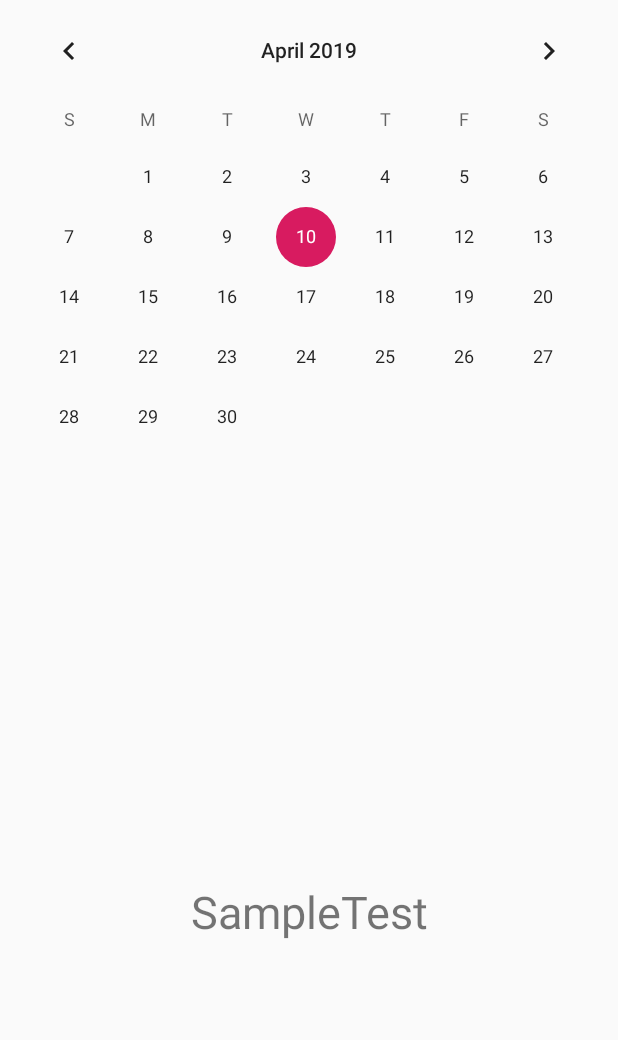
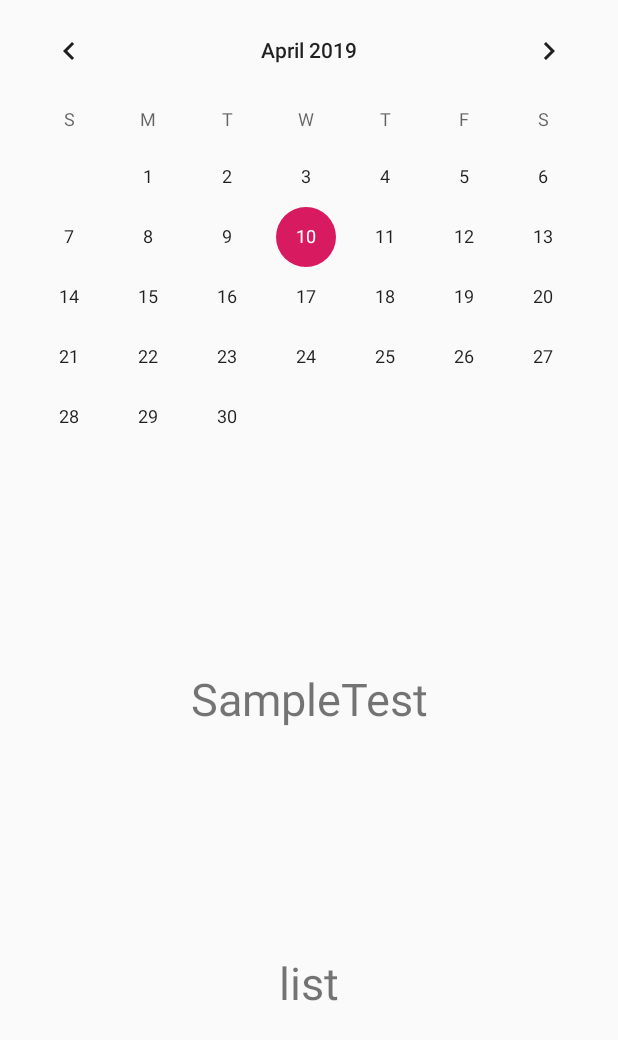
Before and after one commit to whale14/daelimProject, an Android app: the layout fragment_my_page.xml on its own in the app's theme, with its tools: preview values and no code run, on a phone screen of 412 x 824 dp. Shown: the top 1040 px of the screen. Run offline under Robolectric (Android 15) with nearby library versions, the phone set to English and light mode, and no system bars.

```diff
--- a/app/src/main/res/layout/fragment_my_page.xml
+++ b/app/src/main/res/layout/fragment_my_page.xml
@@ -43,6 +43,15 @@
             android:text="SampleTest"
             android:textSize="30sp" />
 
+        <TextView
+            android:id="@+id/select_list_View"
+            android:layout_width="match_parent"
+            android:layout_height="wrap_content"
+            android:layout_weight="1"
+            android:gravity="center_horizontal"
+            android:text="list"
+            android:textSize="30sp" />
+
 
 
     </LinearLayout>
```
Also changed, not shown: app/src/main/java/com/androidproject/FirebaseDatabase.java (added, +29 -0 lines), app/src/main/java/com/androidproject/MyPageFragment.java (+9 -3 lines).
